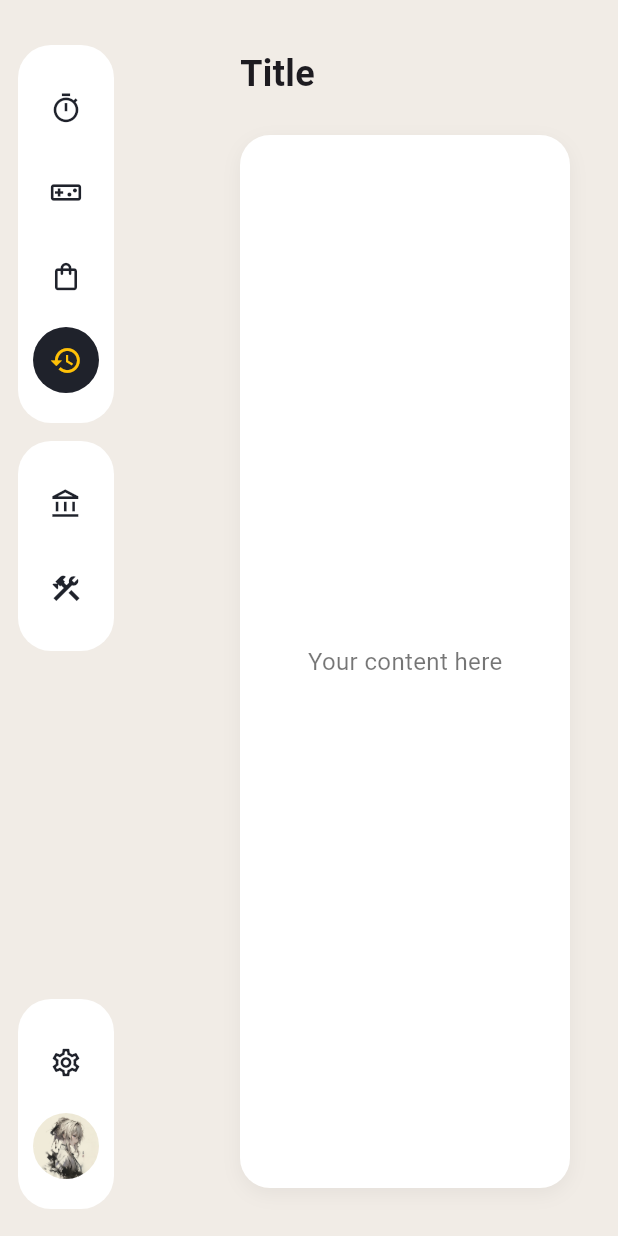
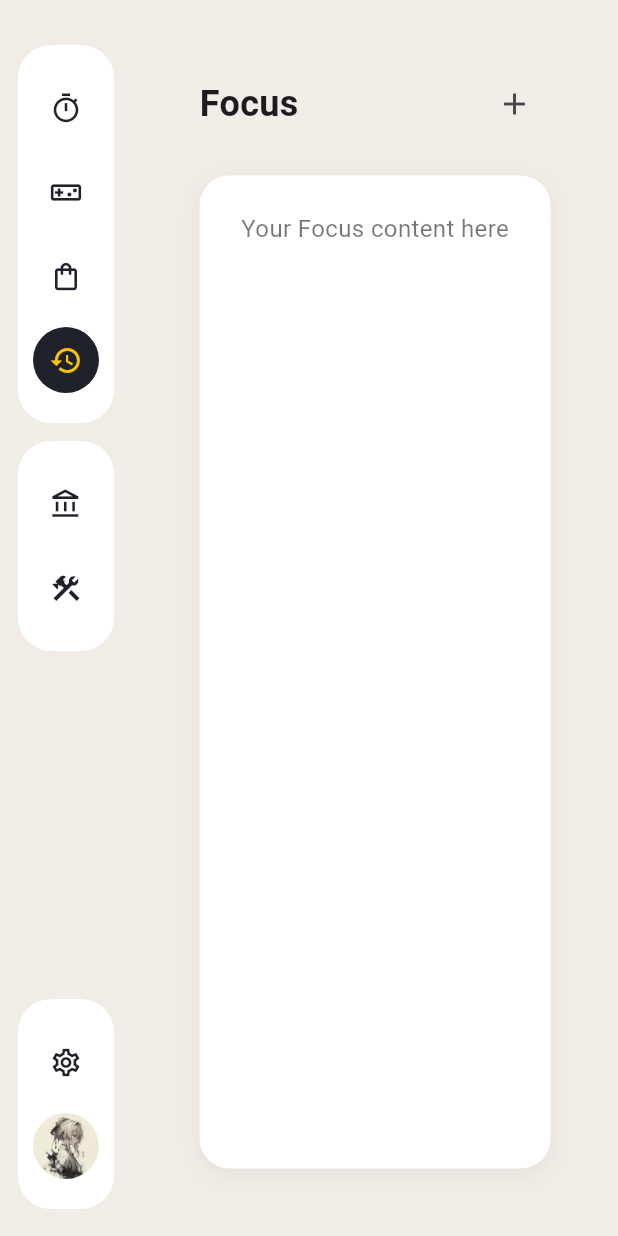
Before and after one commit to skatemonkey/TimeTrade, a Flutter app: the screen it shows after launch, after a tap on the "videogame asset" icon, after a tap on the "shopping bag" icon, after a tap on the "history" icon, on a phone screen of 412 x 824 dp. Run offline on Flutter 3.47's test engine with Material 3 defaults, Android fonts, the phone set to English and light mode, and no system bars; our stand-ins replace data_table_2, flutter_animate, sqflite_common_ffi; missing offline and left inert: flutter_advanced_table; accounts and stored records are empty.

Commit message:
added a template page, future page will use that as a base template. also change the shop page and pillar page to use that template

```diff
--- a/lib/app_colors.dart
+++ b/lib/app_colors.dart
@@ -10,11 +10,15 @@ class AppColors {
   // dark circle
   static const Color dark = Color(0xFF1F222B);
 
+  static const Color accent1 = Color(0xFFE5EA4B);
+
   // yellow accents
   static const Color accent = Colors.amber;
 
   static const Color white = Colors.white;
   static const Color black = Colors.black;
+  static const Color softBlack = Color(0xFF1F222B);
 
+  // button color
 
 }
--- a/lib/page/life_pillar_page.dart
+++ b/lib/page/life_pillar_page.dart
@@ -2,6 +2,7 @@ import 'package:data_table_2/data_table_2.dart';
 import 'package:flutter/material.dart';
 import 'package:flutter_advanced_table/flutter_advanced_table.dart';
 import 'package:flutter_animate/flutter_animate.dart'; // Import the library
+import 'package:time_vault/page/template_page.dart';
 
 import '../app_colors.dart';
 import '../core/date_utils.dart';
@@ -86,23 +87,9 @@ class _LifePillarPageState extends State<LifePillarPage> {
 
   @override
   Widget build(BuildContext context) {
-    return Scaffold(
-      backgroundColor: AppColors.bg, // your beige background
-      body: SafeArea(
-        child: Padding(
-          padding: const EdgeInsets.fromLTRB(72, 32, 32, 32),
-          // leave space for sidebar
-          child: Column(
-            crossAxisAlignment: CrossAxisAlignment.start,
-            children: [
-              // Title
-              Row(
-                children: [
-                  const Text(
-                    'Life Pillar',
-                    style: TextStyle(fontSize: 24, fontWeight: FontWeight.w700),
-                  ),
-                  const Spacer(),
+    return TemplatePage(
+      title: "Life Pillar",
+      actions: [
         SizedBox(
           height: 40,
           child: FilledButton.icon(
@@ -124,9 +111,8 @@ class _LifePillarPageState extends State<LifePillarPage> {
             icon: const Icon(Icons.add_rounded, size: 20),
             label: const Text('Add'),
             style: FilledButton.styleFrom(
-                        // tweak to your theme; or remove to use default
-                        backgroundColor: AppColors.accent,
-                        foregroundColor: AppColors.dark,
+              backgroundColor: AppColors.softBlack,
+              foregroundColor: AppColors.white,
               shape: RoundedRectangleBorder(
                 borderRadius: BorderRadius.circular(12),
               ),
@@ -135,25 +121,6 @@ class _LifePillarPageState extends State<LifePillarPage> {
           ),
         ),
       ],
-              ),
-              const SizedBox(height: 24),
-
-              // Advanced Table Widget
-              Expanded(
-                child: Container(
-                  width: double.infinity,
-                  decoration: BoxDecoration(
-                    color: Colors.white,
-                    borderRadius: BorderRadius.circular(20),
-                    boxShadow: [
-                      BoxShadow(
-                        color: Colors.black.withOpacity(0.05),
-                        blurRadius: 10,
-                        offset: const Offset(0, 4),
-                      ),
-                    ],
-                  ),
-                  padding: const EdgeInsets.all(24),
       child: AdvancedTableWidget(
         isLoadingAll: _isLoadingAll,
         isLoadingMore: _isLoadingMore,
@@ -196,9 +163,7 @@ class _LifePillarPageState extends State<LifePillarPage> {
             ),
             SizedBox(
               width: rowParams.defualtWidth,
-                          child: Center(
-                            child: Text(pillar.scoreWeight.toString()),
-                          ),
+              child: Center(child: Text(pillar.scoreWeight.toString())),
             ),
             SizedBox(
               width: rowParams.defualtWidth,
@@ -206,21 +171,15 @@ class _LifePillarPageState extends State<LifePillarPage> {
             ),
             SizedBox(
               width: rowParams.defualtWidth,
-                          child: Center(
-                            child: Text(formatTimestamp(pillar.createdTs)),
-                          ),
+              child: Center(child: Text(formatTimestamp(pillar.createdTs))),
             ),
             SizedBox(
               width: rowParams.defualtWidth,
-                          child: Center(
-                            child: Text(formatTimestamp(pillar.createdTs)),
-                          ),
+              child: Center(child: Text(formatTimestamp(pillar.createdTs))),
             ),
             SizedBox(
               width: rowParams.defualtWidth,
-                          child: Center(
-                            child: Text(formatTimestamp(pillar.updatedTs)),
-                          ),
+              child: Center(child: Text(formatTimestamp(pillar.updatedTs))),
             ),
           ];
         },
@@ -247,8 +206,7 @@ class _LifePillarPageState extends State<LifePillarPage> {
               final confirmed = await showConfirmDialog(
                 context: context,
                 title: 'Delete Pillar',
-                            content:
-                                'Are you sure you want to delete this life pillar?',
+                content: 'Are you sure you want to delete this life pillar?',
                 confirmText: 'Delete',
                 confirmColor: Colors.red,
               );
@@ -276,24 +234,13 @@ class _LifePillarPageState extends State<LifePillarPage> {
         ],
         rowDecorationBuilder: (index, isHovered) =>
             rowDecorationBuilder(context, index, isHovered),
-                    rowBuilder: (context, index, row, isHover) => rowBuilder(
-                      context,
-                      index,
-                      row,
-                      isHover,
-                      _pillars.length,
-                    ),
+        rowBuilder: (context, index, row, isHover) =>
+            rowBuilder(context, index, row, isHover, _pillars.length),
         onRowTap: (index) {
           print('Row $index tapped!');
         },
         // Add more customizations here!
       ),
-                ),
-              ),
-            ],
-          ),
-        ),
-      ),
     );
   }
 }
--- a/lib/page/main_layout.dart
+++ b/lib/page/main_layout.dart
@@ -5,6 +5,7 @@ import 'package:time_vault/page/focus_page.dart';
 import 'package:time_vault/page/leisure_page.dart';
 import 'package:time_vault/page/life_pillar_page.dart';
 import 'package:time_vault/page/placeholder2_page.dart';
+import 'package:time_vault/page/placeholder_page.dart';
 import 'package:time_vault/page/shop_page.dart';
 
 import '../app_colors.dart';
@@ -26,7 +27,7 @@ class _MainLayoutState extends State<MainLayout> {
     FocusPage(),
     LeisurePage(),
     ShopPage(),
-    Placeholder2Page(),
+    PlaceholderPage(),
     LifePillarPage(),
     Placeholder2Page(),
   ];
--- /dev/null
+++ b/lib/page/placeholder_page.dart
@@ -0,0 +1,32 @@
+import 'package:flutter/material.dart';
+import 'template_page.dart';
+
+class PlaceholderPage extends StatelessWidget {
+  const PlaceholderPage({super.key});
+
+  @override
+  Widget build(BuildContext context) {
+    return TemplatePage(
+      title: 'Focus',
+      actions: [
+        IconButton(
+          tooltip: 'New Session',
+          onPressed: () {},
+          icon: const Icon(Icons.add),
+        ),
+      ],
+      // make true if your content can overflow vertically
+      scroll: true,
+      // keep your sidebar gap & paddings consistent app-wide
+      sidebarWidth: 72,
+      // optionally limit inner width for nicer reading columns
+      maxContentWidth: 1100,
+      child: const Center(
+        child: Text(
+          'Your Focus content here',
+          style: TextStyle(fontSize: 16, color: Colors.black54),
+        ),
+      ),
+    );
+  }
+}
--- a/lib/page/shop_page.dart
+++ b/lib/page/shop_page.dart
@@ -3,6 +3,7 @@ import 'package:provider/provider.dart';
 import 'package:time_vault/data/dao/leisure_ledger_dao.dart';
 import 'package:time_vault/data/dao/points_ledger_dao.dart';
 import 'package:time_vault/data/models/leisure_ledger.dart';
+import 'package:time_vault/page/template_page.dart';
 
 import '../data/models/points_ledger.dart';
 
@@ -85,26 +86,55 @@ class _ShopPageState extends State<ShopPage> {
   Widget build(BuildContext context) {
     final canBuy = !_loading && _points >= 1.0;
 
-    return Scaffold(
-      appBar: AppBar(title: const Text('Entertainment Shop')),
-      body: RefreshIndicator(
+    return TemplatePage(
+      title: "Shop",
+      actions: [
+        ConstrainedBox(
+          constraints: const BoxConstraints(minWidth: 180, maxWidth: 220),
+          child: Card(
+            elevation: 2,
+            margin: const EdgeInsets.only(left: 12),
+            shape: RoundedRectangleBorder(
+              borderRadius: BorderRadius.circular(12),
+            ),
+            child: ListTile(
+              dense: true,
+              visualDensity: VisualDensity.compact,
+              title: const Text(
+                'Your Points',
+                style: TextStyle(fontSize: 12, color: Colors.black54),
+              ),
+              subtitle: Text(
+                _loading ? 'Updating…' : _points.toStringAsFixed(2),
+                style: const TextStyle(fontWeight: FontWeight.w600),
+              ),
+              trailing: IconButton(
+                icon: const Icon(Icons.refresh),
+                tooltip: 'Refresh',
+                onPressed: _loading ? null : _refreshPoints,
+              ),
+            ),
+          ),
+        ),
+      ],
+      child: RefreshIndicator(
         onRefresh: _refreshPoints,
         child: ListView(
           padding: const EdgeInsets.all(16),
           children: [
-            Card(
-              child: ListTile(
-                title: const Text('Your Points'),
-                subtitle: Text(
-                  _loading ? 'Updating…' : _points.toStringAsFixed(2),
-                ),
-                trailing: IconButton(
-                  icon: const Icon(Icons.refresh),
-                  onPressed: _loading ? null : _refreshPoints,
-                ),
-              ),
-            ),
-            const SizedBox(height: 12),
+            // Card(
+            //   child: ListTile(
+            //     title: const Text('Your Points'),
+            //     subtitle: Text(
+            //       _loading ? 'Updating…' : _points.toStringAsFixed(2),
+            //     ),
+            //     trailing: IconButton(
+            //       icon: const Icon(Icons.refresh),
+            //       onPressed: _loading ? null : _refreshPoints,
+            //     ),
+            //   ),
+            // ),
+            // const SizedBox(height: 12),
             Card(
               child: ListTile(
                 leading: const Icon(Icons.timer_outlined),
--- /dev/null
+++ b/lib/page/template_page.dart
@@ -0,0 +1,119 @@
+import 'package:flutter/material.dart';
+import '../../app_colors.dart';
+
+/// A reusable parent template for all “content pages” in your app.
+///
+/// Slots:
+/// - [title]            : page title on the top-left
+/// - [actions]          : optional widgets on the top-right (e.g., buttons)
+/// - [child]            : the main content inside the white card
+/// - [scroll]           : wrap [child] in SingleChildScrollView if true
+/// - [sidebarWidth]     : left gap to avoid your sidebar
+/// - [cardPadding]      : padding inside the white card
+/// - [pagePadding]      : outer padding of the whole page
+/// - [maxContentWidth]  : optional max width for the white card content
+/// - [floatingActionButton] : optional FAB passed straight to Scaffold
+class TemplatePage extends StatelessWidget {
+  const TemplatePage({
+    super.key,
+    required this.title,
+    required this.child,
+    this.actions,
+    this.scroll = false,
+    this.sidebarWidth = 72,
+    this.pagePadding = const EdgeInsets.fromLTRB(45, 45, 45, 45),
+    this.cardPadding = const EdgeInsets.all(24),
+    this.maxContentWidth,
+    this.floatingActionButton,
+    this.backgroundColor,
+  });
+
+  final String title;
+  final List<Widget>? actions;
+  final Widget child;
+
+  final bool scroll;
+  final double sidebarWidth;
+  final EdgeInsets pagePadding;
+  final EdgeInsets cardPadding;
+  final double? maxContentWidth;
+  final Widget? floatingActionButton;
+  final Color? backgroundColor;
+
+  @override
+  Widget build(BuildContext context) {
+    final bg = backgroundColor ?? AppColors.bg;
+
+    Widget content = Padding(
+      padding: cardPadding,
+      child: child,
+    );
+
+    if (maxContentWidth != null) {
+      content = Center(
+        child: ConstrainedBox(
+          constraints: BoxConstraints(maxWidth: maxContentWidth!),
+          child: content,
+        ),
+      );
+    }
+
+    if (scroll) {
+      content = SingleChildScrollView(child: content);
+    }
+
+    return Scaffold(
+      backgroundColor: bg,
+      floatingActionButton: floatingActionButton,
+      body: SafeArea(
+        child: Padding(
+          padding: pagePadding,
+          child: Column(
+            crossAxisAlignment: CrossAxisAlignment.start,
+            children: [
+              // Header row (title + optional actions)
+              Row(
+                children: [
+                  Expanded(
+                    child: Text(
+                      title,
+                      style: const TextStyle(
+                        fontSize: 24,
+                        fontWeight: FontWeight.w700,
+                      ),
+                      overflow: TextOverflow.ellipsis,
+                    ),
+                  ),
+                  if (actions != null) ...[
+                    const SizedBox(width: 12),
+                    Row(mainAxisSize: MainAxisSize.min, children: actions!),
+                  ],
+                ],
+              ),
+              const SizedBox(height: 24),
+
+              // Card
+              Expanded(
+                child: Container(
+                  width: double.infinity,
+                  decoration: BoxDecoration(
+                    color: Colors.white,
+                    borderRadius: BorderRadius.circular(20),
+                    boxShadow: [
+                      BoxShadow(
+                        color: Colors.black.withValues(alpha: 0.05),
+                        blurRadius: 10,
+                        offset: const Offset(0, 4),
+                      ),
+                    ],
+                  ),
+                  child: content,
+                ),
+              ),
+            ],
+          ),
+        ),
+      ),
+    );
+  }
+}
```
Lines whose indentation alone changed are shown as unchanged.
